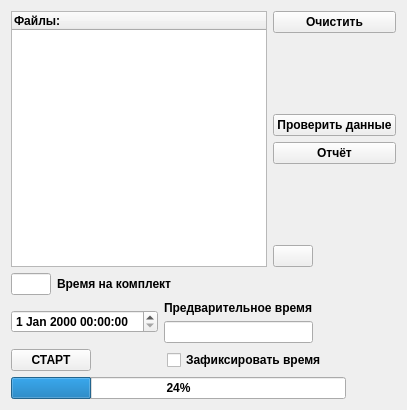
Before: the Qt Designer form source/timer/timerpemiwidget.ui in VictorZ08/Path, drawn with Qt 5.
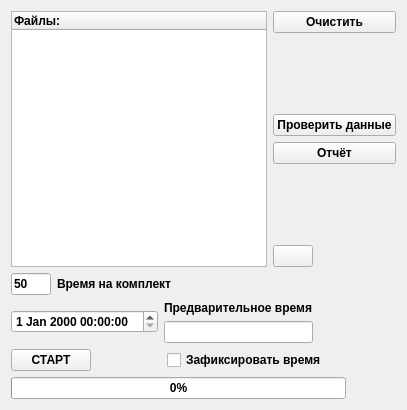
After: the same form once the commit is applied. Icons and pictures are not drawn.

The edit to the form file:
```diff
--- a/source/timer/timerpemiwidget.ui
+++ b/source/timer/timerpemiwidget.ui
@@ -142,6 +142,9 @@
            <height>16777215</height>
           </size>
          </property>
+         <property name="text">
+          <string>50</string>
+         </property>
         </widget>
        </item>
        <item>
@@ -274,7 +277,7 @@
           </sizepolicy>
          </property>
          <property name="value">
-          <number>24</number>
+          <number>0</number>
          </property>
         </widget>
        </item>
```
Left out of the diff: 2 changed lines with no effect on the pictures.
